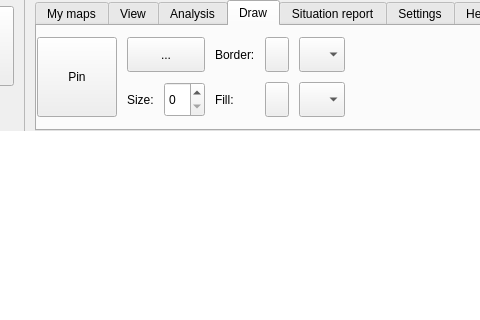
Before: the Qt Designer form src/ui/qgsribbonappbase.ui in kadas-albireo/kadas-albireo, drawn with Qt 5; both pictures show x 473 to 953 and y 0 to 320 of the 1501 by 613 pixel window.
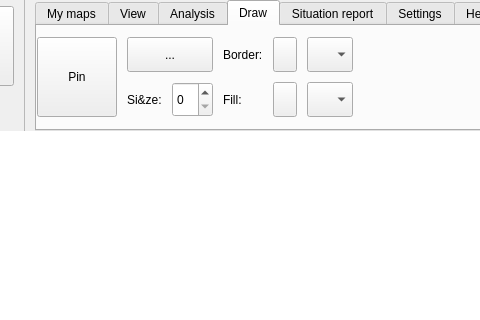
After: the same form once the commit is applied. The open tabs and pages were chosen to show the change. Icons and pictures are not drawn. Custom widgets are drawn as their Qt base class.

```diff
--- a/src/ui/qgsribbonappbase.ui
+++ b/src/ui/qgsribbonappbase.ui
@@ -1255,7 +1255,7 @@
               <item row="1" column="0">
                <widget class="QLabel" name="mLabelRedliningSize">
                 <property name="text">
-                 <string>Size:</string>
+                 <string>Si&amp;ze:</string>
                 </property>
                </widget>
               </item>
```
Left out of the diff: 14 changed lines with no effect on the pictures.
